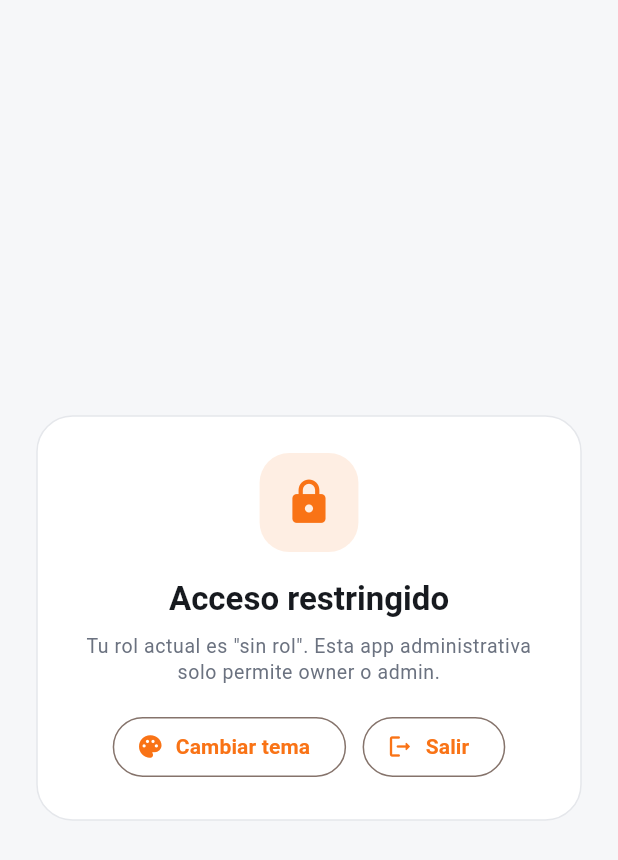
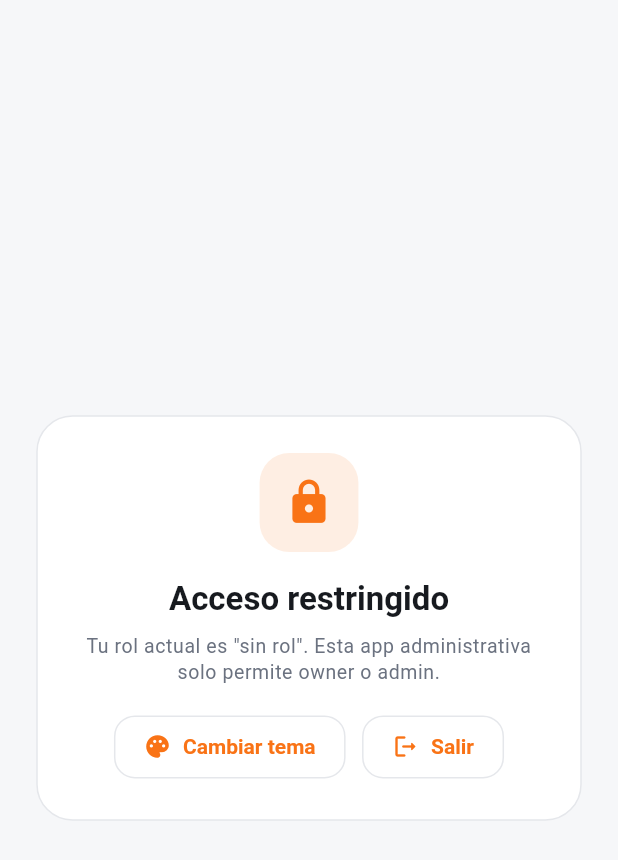
Before and after one commit to Crisgmz/mango_dashboard, a Flutter app: the screen it shows once a user with an empty profile is signed in, on a phone screen of 412 x 824 dp. Shown: the top 860 px of the screen. Run offline on Flutter 3.47's test engine with Material 3 defaults, Android fonts, the phone set to English and light mode, and no system bars; our stand-ins replace firebase_core, firebase_messaging, fl_chart, flutter_local_notifications, flutter_native_splash, flutter_riverpod and 8 more; missing offline and left inert: dart:js_interop, local_auth_android, local_auth_darwin, mobile_scanner; accounts and stored records are empty.

Commit message:
tema global de componentes (dialogos, sheets, switches, botones) + design system documentado en CLAUDE.md
- DialogTheme/BottomSheet/DatePicker/TimePicker con fondo card, sin surfaceTint M3 (adios look durazno), esquinas 24
- Switch/Checkbox/Radio con acento mango; botones Filled/Elevated/Outlined/Text con radio 14 y jerarquia definida
- PopupMenu/DropdownMenu/SnackBar/ProgressIndicator alineados al estilo cards blandas
- CLAUDE.md: seccion "UI Design System" con tokens (MangoThemeFactory/DpiScale/MangoFormatters), receta de card blanda, patrones de pantalla y estructura de features

Co-Authored-By: Claude Fable 5 <noreply@anthropic.com>

```diff
--- a/lib/presentation/theme/theme_data_factory.dart
+++ b/lib/presentation/theme/theme_data_factory.dart
@@ -100,6 +100,8 @@ class MangoThemeFactory {
         filled: true,
         fillColor: surfaceAlt,
         hintStyle: TextStyle(color: mutedText),
+        labelStyle: TextStyle(color: mutedText),
+        floatingLabelStyle: const TextStyle(color: mango),
         prefixIconColor: mutedText,
         suffixIconColor: mutedText,
         border: OutlineInputBorder(
@@ -115,6 +117,120 @@ class MangoThemeFactory {
           borderSide: const BorderSide(color: mango, width: 1.2),
         ),
       ),
+      // Diálogos como cards blandas: fondo de card sin tinte del seed,
+      // esquinas 24 — el look durazno de M3 queda prohibido.
+      dialogTheme: DialogThemeData(
+        backgroundColor: card,
+        surfaceTintColor: Colors.transparent,
+        shape: RoundedRectangleBorder(borderRadius: BorderRadius.circular(24)),
+        titleTextStyle: TextStyle(
+            fontSize: 18, fontWeight: FontWeight.w700, color: text),
+        contentTextStyle: TextStyle(fontSize: 14, color: text),
+      ),
+      bottomSheetTheme: BottomSheetThemeData(
+        backgroundColor: background,
+        surfaceTintColor: Colors.transparent,
+        modalBackgroundColor: background,
+        shape: const RoundedRectangleBorder(
+          borderRadius: BorderRadius.vertical(top: Radius.circular(24)),
+        ),
+      ),
+      datePickerTheme: DatePickerThemeData(
+        backgroundColor: card,
+        surfaceTintColor: Colors.transparent,
+        shape: RoundedRectangleBorder(borderRadius: BorderRadius.circular(24)),
+      ),
+      timePickerTheme: TimePickerThemeData(
+        backgroundColor: card,
+        shape: RoundedRectangleBorder(borderRadius: BorderRadius.circular(24)),
+      ),
+      switchTheme: SwitchThemeData(
+        thumbColor: WidgetStateProperty.resolveWith((states) =>
+            states.contains(WidgetState.selected) ? Colors.white : mutedText),
+        trackColor: WidgetStateProperty.resolveWith((states) =>
+            states.contains(WidgetState.selected) ? mango : surfaceAlt),
+        trackOutlineColor: WidgetStateProperty.resolveWith((states) =>
+            states.contains(WidgetState.selected) ? mango : border),
+      ),
+      checkboxTheme: CheckboxThemeData(
+        fillColor: WidgetStateProperty.resolveWith((states) =>
+            states.contains(WidgetState.selected)
+                ? mango
+                : Colors.transparent),
+        side: BorderSide(color: mutedText, width: 1.6),
+        shape: RoundedRectangleBorder(borderRadius: BorderRadius.circular(6)),
+      ),
+      radioTheme: RadioThemeData(
+        fillColor: WidgetStateProperty.resolveWith((states) =>
+            states.contains(WidgetState.selected) ? mango : mutedText),
+      ),
+      filledButtonTheme: FilledButtonThemeData(
+        style: FilledButton.styleFrom(
+          backgroundColor: mango,
+          foregroundColor: Colors.white,
+          textStyle: const TextStyle(fontSize: 14, fontWeight: FontWeight.w700),
+          shape: RoundedRectangleBorder(
+              borderRadius: BorderRadius.circular(14)),
+          padding: const EdgeInsets.symmetric(horizontal: 20, vertical: 12),
+        ),
+      ),
+      elevatedButtonTheme: ElevatedButtonThemeData(
+        style: ElevatedButton.styleFrom(
+          backgroundColor: mango,
+          foregroundColor: Colors.white,
+          elevation: 0,
+          textStyle: const TextStyle(fontSize: 14, fontWeight: FontWeight.w700),
+          shape: RoundedRectangleBorder(
+              borderRadius: BorderRadius.circular(14)),
+          padding: const EdgeInsets.symmetric(horizontal: 20, vertical: 12),
+        ),
+      ),
+      outlinedButtonTheme: OutlinedButtonThemeData(
+        style: OutlinedButton.styleFrom(
+          foregroundColor: mango,
+          side: BorderSide(color: border),
+          textStyle: const TextStyle(fontSize: 14, fontWeight: FontWeight.w700),
+          shape: RoundedRectangleBorder(
+              borderRadius: BorderRadius.circular(14)),
+          padding: const EdgeInsets.symmetric(horizontal: 20, vertical: 12),
+        ),
+      ),
+      textButtonTheme: TextButtonThemeData(
+        style: TextButton.styleFrom(
+          foregroundColor: mango,
+          textStyle: const TextStyle(fontSize: 14, fontWeight: FontWeight.w700),
+          shape: RoundedRectangleBorder(
+              borderRadius: BorderRadius.circular(12)),
+        ),
+      ),
+      popupMenuTheme: PopupMenuThemeData(
+        color: card,
+        surfaceTintColor: Colors.transparent,
+        shape: RoundedRectangleBorder(
+          borderRadius: BorderRadius.circular(16),
+          side: BorderSide(color: border),
+        ),
+        textStyle: TextStyle(fontSize: 14, color: text),
+      ),
+      snackBarTheme: SnackBarThemeData(
+        backgroundColor: brightness == Brightness.light
+            ? const Color(0xFF23262B)
+            : surfaceAlt,
+        contentTextStyle: const TextStyle(fontSize: 13.5, color: Colors.white),
+        behavior: SnackBarBehavior.floating,
+        shape: RoundedRectangleBorder(borderRadius: BorderRadius.circular(14)),
+      ),
+      dropdownMenuTheme: DropdownMenuThemeData(
+        menuStyle: MenuStyle(
+          backgroundColor: WidgetStatePropertyAll(card),
+          surfaceTintColor: const WidgetStatePropertyAll(Colors.transparent),
+          shape: WidgetStatePropertyAll(RoundedRectangleBorder(
+            borderRadius: BorderRadius.circular(16),
+            side: BorderSide(color: border),
+          )),
+        ),
+      ),
+      progressIndicatorTheme: const ProgressIndicatorThemeData(color: mango),
     );
   }
 
```
Also changed, not shown: 1 other file.
